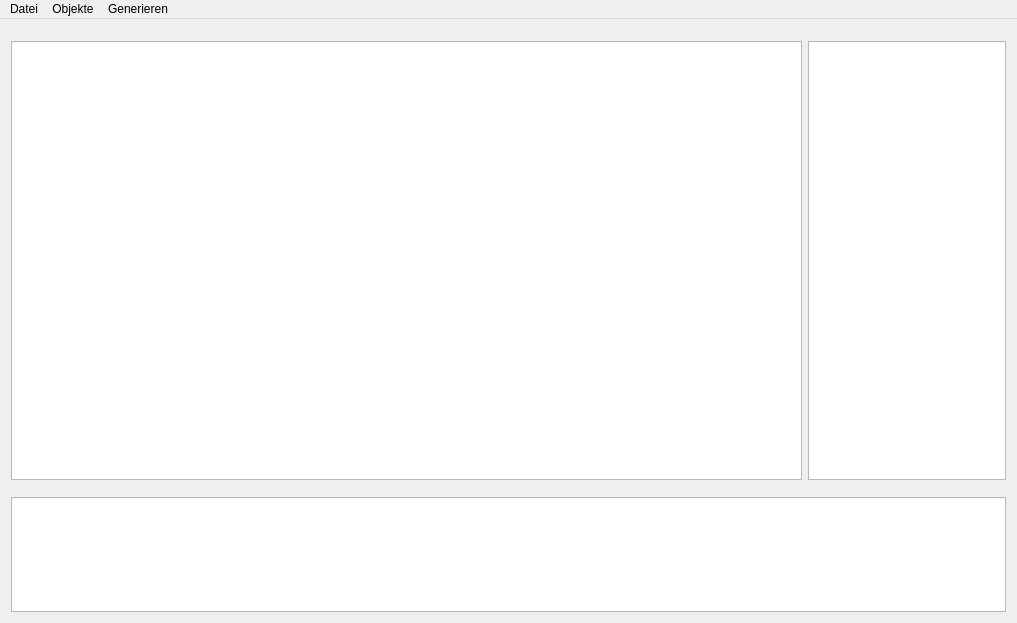
Qt form config-tool/gui/mainwindow.ui (carstenbru/fpga-log) before a commit.
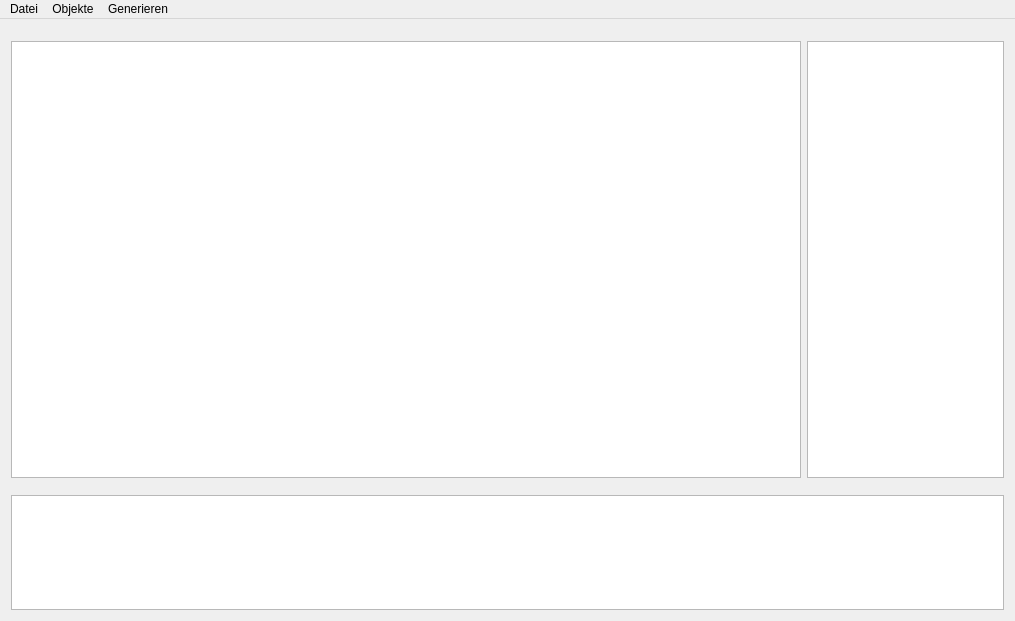
The same form after that commit. Icons and pictures are not drawn.

Patch:
```diff
--- a/config-tool/gui/mainwindow.ui
+++ b/config-tool/gui/mainwindow.ui
@@ -6,8 +6,8 @@
    <rect>
     <x>0</x>
     <y>0</y>
-    <width>1017</width>
-    <height>623</height>
+    <width>1015</width>
+    <height>621</height>
    </rect>
   </property>
   <property name="windowTitle">
@@ -70,7 +70,7 @@
     <rect>
      <x>0</x>
      <y>0</y>
-     <width>1017</width>
+     <width>1015</width>
      <height>21</height>
     </rect>
    </property>
```
Left out of the diff: 12 changed lines with no effect on the pictures.
